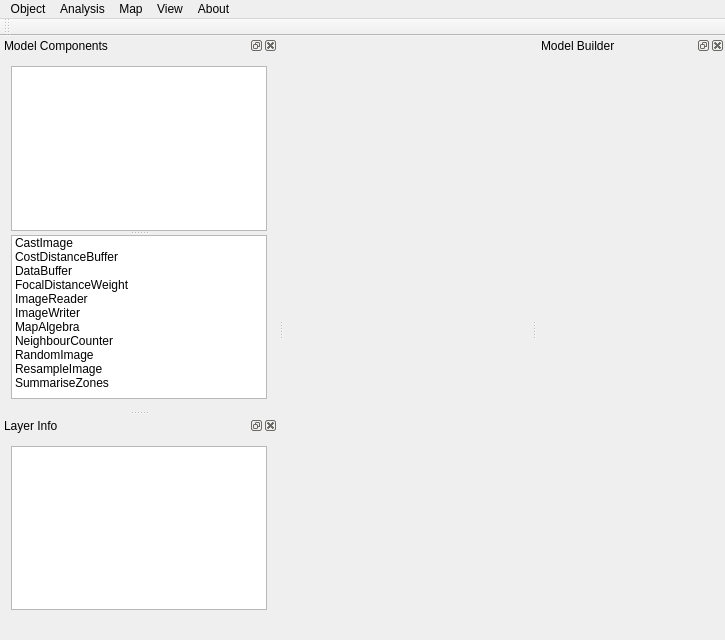
Above: gui/otbmodellerwin.ui from manaakiwhenua/LUMASS before the change. Below: the same form after it.
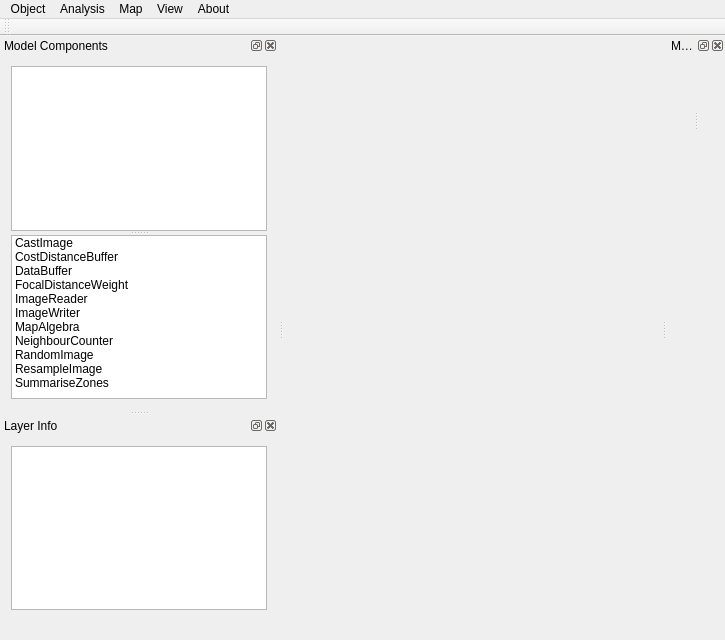
That is the form after the change. Icons and pictures are not drawn. Custom widgets are drawn as their Qt base class.

Commit message: wip: TreeView based component editing within model builder

What changed in the file:
```diff
--- a/gui/otbmodellerwin.ui
+++ b/gui/otbmodellerwin.ui
@@ -286,48 +286,26 @@
     </property>
     <layout class="QHBoxLayout" name="horizontalLayout_2">
      <item>
-      <widget class="NMModelViewWidget" name="modelViewWidget" native="true">
-       <property name="sizePolicy">
-        <sizepolicy hsizetype="Expanding" vsizetype="Expanding">
-         <horstretch>0</horstretch>
-         <verstretch>0</verstretch>
-        </sizepolicy>
-       </property>
-       <property name="minimumSize">
-        <size>
-         <width>100</width>
-         <height>50</height>
-        </size>
-       </property>
-      </widget>
-     </item>
-     <item>
-      <spacer name="horizontalSpacer">
+      <widget class="QSplitter" name="splitter_2">
        <property name="orientation">
         <enum>Qt::Horizontal</enum>
        </property>
-       <property name="sizeHint" stdset="0">
-        <size>
-         <width>40</width>
-         <height>20</height>
-        </size>
-       </property>
-      </spacer>
-     </item>
-     <item>
-      <widget class="QWidget" name="widget" native="true">
+       <widget class="NMModelViewWidget" name="modelViewWidget" native="true">
+        <property name="sizePolicy">
+         <sizepolicy hsizetype="Expanding" vsizetype="Expanding">
+          <horstretch>0</horstretch>
+          <verstretch>0</verstretch>
+         </sizepolicy>
+        </property>
+       </widget>
+       <widget class="NMComponentEditor" name="compEditor" native="true">
        <property name="sizePolicy">
         <sizepolicy hsizetype="Expanding" vsizetype="Expanding">
          <horstretch>0</horstretch>
          <verstretch>0</verstretch>
         </sizepolicy>
        </property>
-       <property name="minimumSize">
-        <size>
-         <width>20</width>
-         <height>50</height>
-        </size>
-       </property>
+       </widget>
       </widget>
      </item>
     </layout>
@@ -520,6 +498,12 @@
    <header>NMModelViewWidget.h</header>
    <container>1</container>
   </customwidget>
+  <customwidget>
+   <class>NMComponentEditor</class>
+   <extends>QWidget</extends>
+   <header>NMComponentEditor.h</header>
+   <container>1</container>
+  </customwidget>
  </customwidgets>
  <resources>
   <include location="nmresources.qrc"/>
```
Lines whose indentation alone changed are shown as unchanged. The commit also changes 7 other files.
